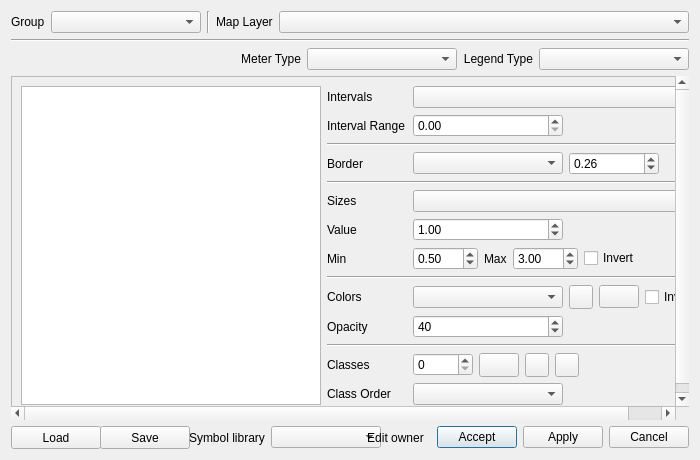
First picture: the form in ui/project/qgisred_legends_dialog.ui, repository qgisred/QGISRed, before the edit.
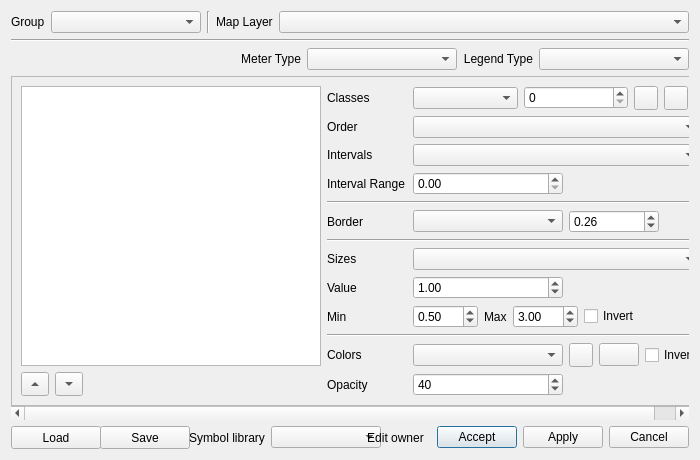
Second picture: the form after the edit. Icons and pictures are not drawn. Custom widgets are drawn as their Qt base class.

Commit message: [Legends] Wizard reordered; Current/All and arrows

What changed in the file:
```diff
--- a/ui/project/qgisred_legends_dialog.ui
+++ b/ui/project/qgisred_legends_dialog.ui
@@ -222,6 +222,49 @@
               </property>
              </widget>
             </item>
+            <item>
+             <layout class="QHBoxLayout" name="moveButtonsLayout">
+              <item>
+               <widget class="QToolButton" name="btUp">
+                <property name="minimumSize">
+                 <size>
+                  <width>28</width>
+                  <height>24</height>
+                 </size>
+                </property>
+                <property name="arrowType">
+                 <enum>Qt::UpArrow</enum>
+                </property>
+               </widget>
+              </item>
+              <item>
+               <widget class="QToolButton" name="btDown">
+                <property name="minimumSize">
+                 <size>
+                  <width>28</width>
+                  <height>24</height>
+                 </size>
+                </property>
+                <property name="arrowType">
+                 <enum>Qt::DownArrow</enum>
+                </property>
+               </widget>
+              </item>
+              <item>
+               <spacer name="moveButtonsSpacer">
+                <property name="orientation">
+                 <enum>Qt::Horizontal</enum>
+                </property>
+                <property name="sizeHint" stdset="0">
+                 <size>
+                  <width>10</width>
+                  <height>10</height>
+                 </size>
+                </property>
+               </spacer>
+              </item>
+             </layout>
+            </item>
            </layout>
           </item>
           <item>
@@ -251,6 +294,114 @@
                 <number>8</number>
                </property>
                <item row="0" column="0">
+                <widget class="QLabel" name="labelClass">
+                 <property name="text">
+                  <string>Classes</string>
+                 </property>
+                 <property name="buddy">
+                  <cstring>cbClasses</cstring>
+                 </property>
+                </widget>
+               </item>
+               <item row="0" column="1">
+                <layout class="QHBoxLayout" name="classControlsLayout">
+                 <property name="spacing">
+                  <number>6</number>
+                 </property>
+                 <item>
+                  <widget class="QComboBox" name="cbClasses">
+                   <property name="sizePolicy">
+                    <sizepolicy hsizetype="Expanding" vsizetype="Fixed">
+                     <horstretch>1</horstretch>
+                     <verstretch>0</verstretch>
+                    </sizepolicy>
+                   </property>
+                   <property name="minimumSize">
+                    <size>
+                     <width>80</width>
+                     <height>0</height>
+                    </size>
+                   </property>
+                  </widget>
+                 </item>
+                 <item>
+                  <widget class="QSpinBox" name="leClassCount">
+                   <property name="sizePolicy">
+                    <sizepolicy hsizetype="Expanding" vsizetype="Fixed">
+                     <horstretch>1</horstretch>
+                     <verstretch>0</verstretch>
+                    </sizepolicy>
+                   </property>
+                   <property name="minimumSize">
+                    <size>
+                     <width>60</width>
+                     <height>0</height>
+                    </size>
+                   </property>
+                  </widget>
+                 </item>
+                 <item>
+                  <widget class="QToolButton" name="btClassPlus">
+                   <property name="minimumSize">
+                    <size>
+                     <width>24</width>
+                     <height>24</height>
+                    </size>
+                   </property>
+                   <property name="text">
+                    <string/>
+                   </property>
+                  </widget>
+                 </item>
+                 <item>
+                  <widget class="QToolButton" name="btClassMinus">
+                   <property name="minimumSize">
+                    <size>
+                     <width>24</width>
+                     <height>24</height>
+                    </size>
+                   </property>
+                   <property name="text">
+                    <string/>
+                   </property>
+                  </widget>
+                 </item>
+                 <item>
+                  <widget class="QLabel" name="labelClassCount">
+                   <property name="text">
+                    <string/>
+                   </property>
+                  </widget>
+                 </item>
+                </layout>
+               </item>
+               <item row="1" column="0">
+                <widget class="QLabel" name="labelClassOrder">
+                 <property name="text">
+                  <string>Order</string>
+                 </property>
+                 <property name="buddy">
+                  <cstring>cbClassOrder</cstring>
+                 </property>
+                </widget>
+               </item>
+               <item row="1" column="1">
+                <widget class="QComboBox" name="cbClassOrder">
+                 <property name="sizePolicy">
+                  <sizepolicy hsizetype="Expanding" vsizetype="Fixed">
+                   <horstretch>1</horstretch>
+                   <verstretch>0</verstretch>
+                  </sizepolicy>
+                 </property>
+                 <property name="minimumSize">
+                  <size>
+                   <width>150</width>
+                   <height>0</height>
+                  </size>
+                 </property>
+                </widget>
+               </item>
+               <item row="2" column="0">
                 <widget class="QLabel" name="labelMode">
                  <property name="text">
                   <string>Intervals</string>
@@ -260,7 +411,7 @@
                  </property>
                 </widget>
                </item>
-               <item row="0" column="1">
+               <item row="2" column="1">
                 <widget class="QComboBox" name="cbMode">
                  <property name="sizePolicy">
                   <sizepolicy hsizetype="Expanding" vsizetype="Fixed">
@@ -276,7 +427,7 @@
                  </property>
                 </widget>
                </item>
-               <item row="1" column="0">
+               <item row="3" column="0">
                 <widget class="QLabel" name="labelIntervalRange">
                  <property name="text">
                   <string>Interval Range</string>
@@ -286,7 +437,7 @@
                  </property>
                 </widget>
                </item>
-               <item row="1" column="1">
+               <item row="3" column="1">
                 <widget class="QDoubleSpinBox" name="spinIntervalRange">
                  <property name="minimumSize">
                   <size>
@@ -305,14 +456,89 @@
                  </property>
                 </widget>
                </item>
-               <item row="2" column="0" colspan="2">
+               <item row="4" column="0" colspan="2">
                 <widget class="Line" name="line_4">
                  <property name="orientation">
                   <enum>Qt::Horizontal</enum>
                  </property>
                 </widget>
                </item>
-               <item row="6" column="0">
+               <item row="5" column="0">
+                <widget class="QLabel" name="labelBorder">
+                 <property name="text">
+                  <string>Border</string>
+                 </property>
+                 <property name="buddy">
+                  <cstring>cbBorder</cstring>
+                 </property>
+                </widget>
+               </item>
+               <item row="5" column="1">
+                <layout class="QHBoxLayout" name="borderControlsLayout">
+                 <property name="spacing">
+                  <number>6</number>
+                 </property>
+                 <item>
+                  <widget class="QComboBox" name="cbBorder">
+                   <property name="sizePolicy">
+                    <sizepolicy hsizetype="Fixed" vsizetype="Fixed">
+                     <horstretch>0</horstretch>
+                     <verstretch>0</verstretch>
+                    </sizepolicy>
+                   </property>
+                   <property name="minimumSize">
+                    <size>
+                     <width>150</width>
+                     <height>0</height>
+                    </size>
+                   </property>
+                   <property name="sizeAdjustPolicy">
+                    <enum>QComboBox::AdjustToContents</enum>
+                   </property>
+                  </widget>
+                 </item>
+                 <item>
+                  <widget class="QDoubleSpinBox" name="spinBorderWidth">
+                   <property name="minimumSize">
+                    <size>
+                     <width>90</width>
+                     <height>0</height>
+                    </size>
+                   </property>
+                   <property name="maximum">
+                    <double>20.000000000000000</double>
+                   </property>
+                   <property name="singleStep">
+                    <double>0.100000000000000</double>
+                   </property>
+                   <property name="value">
+                    <double>0.260000000000000</double>
+                   </property>
+                  </widget>
+                 </item>
+                 <item>
+                  <spacer name="borderControlsSpacer">
+                   <property name="orientation">
+                    <enum>Qt::Horizontal</enum>
+                   </property>
+                   <property name="sizeHint" stdset="0">
+                    <size>
+                     <width>0</width>
+                     <height>0</height>
+                    </size>
+                   </property>
+                  </spacer>
+                 </item>
+                </layout>
+               </item>
+               <item row="6" column="0" colspan="2">
+                <widget class="Line" name="line_8">
+                 <property name="orientation">
+                  <enum>Qt::Horizontal</enum>
+                 </property>
+                </widget>
+               </item>
+               <item row="7" column="0">
                 <widget class="QLabel" name="labelSizes">
                  <property name="text">
                   <string>Sizes</string>
@@ -322,7 +548,7 @@
                  </property>
                 </widget>
                </item>
-               <item row="6" column="1">
+               <item row="7" column="1">
                 <widget class="QComboBox" name="cbSizes">
                  <property name="sizePolicy">
                   <sizepolicy hsizetype="Expanding" vsizetype="Fixed">
@@ -338,7 +564,7 @@
                  </property>
                 </widget>
                </item>
-               <item row="7" column="0">
+               <item row="8" column="0">
                 <widget class="QLabel" name="labelSizeValue">
                  <property name="text">
                   <string>Value</string>
@@ -348,7 +574,7 @@
                  </property>
                 </widget>
                </item>
-               <item row="7" column="1">
+               <item row="8" column="1">
                 <widget class="QDoubleSpinBox" name="spinSizeEqual">
                  <property name="minimumSize">
                   <size>
@@ -373,7 +599,7 @@
                  </property>
                 </widget>
                </item>
-               <item row="8" column="0">
+               <item row="9" column="0">
                 <widget class="QLabel" name="labelSpinMin">
                  <property name="text">
                   <string>Min</string>
@@ -383,7 +609,7 @@
                  </property>
                 </widget>
                </item>
-               <item row="8" column="1">
+               <item row="9" column="1">
                 <layout class="QHBoxLayout" name="sizeRangeLayout">
                  <property name="spacing">
                   <number>6</number>
@@ -458,14 +684,14 @@
                  </item>
                 </layout>
                </item>
-               <item row="9" column="0" colspan="2">
+               <item row="10" column="0" colspan="2">
                 <widget class="Line" name="line_5">
                  <property name="orientation">
                   <enum>Qt::Horizontal</enum>
                  </property>
                 </widget>
                </item>
-               <item row="10" column="0">
+               <item row="11" column="0">
                 <widget class="QLabel" name="labelColors">
                  <property name="text">
                   <string>Colors</string>
@@ -475,7 +701,7 @@
                  </property>
                 </widget>
                </item>
-               <item row="10" column="1">
+               <item row="11" column="1">
                 <layout class="QHBoxLayout" name="colorControlsLayout">
                  <property name="spacing">
                   <number>6</number>
@@ -543,14 +769,7 @@
                <item row="11" column="1">
                 <layout class="QHBoxLayout" name="palletesHorizontalLayout"/>
                </item>
-               <item row="4" column="0" colspan="2">
-                <widget class="Line" name="line_8">
-                 <property name="orientation">
-                  <enum>Qt::Horizontal</enum>
-                 </property>
-                </widget>
-               </item>
-               <item row="12" column="0">
+               <item row="13" column="0">
                 <widget class="QLabel" name="labelFillOpacity">
                  <property name="text">
                   <string>Opacity</string>
@@ -560,7 +779,7 @@
                  </property>
                 </widget>
                </item>
-               <item row="12" column="1">
+               <item row="13" column="1">
                 <widget class="QSpinBox" name="spinFillOpacity">
                  <property name="minimumSize">
                   <size>
@@ -585,192 +804,6 @@
                  </property>
                 </widget>
                </item>
-               <item row="3" column="0">
-                <widget class="QLabel" name="labelBorder">
-                 <property name="text">
-                  <string>Border</string>
-                 </property>
-                 <property name="buddy">
-                  <cstring>cbBorder</cstring>
-                 </property>
-                </widget>
-               </item>
-               <item row="3" column="1">
-                <layout class="QHBoxLayout" name="borderControlsLayout">
-                 <property name="spacing">
-                  <number>6</number>
-                 </property>
-                 <item>
-                  <widget class="QComboBox" name="cbBorder">
-                   <property name="sizePolicy">
-                    <sizepolicy hsizetype="Fixed" vsizetype="Fixed">
-                     <horstretch>0</horstretch>
-                     <verstretch>0</verstretch>
-                    </sizepolicy>
-                   </property>
-                   <property name="minimumSize">
-                    <size>
-                     <width>150</width>
-                     <height>0</height>
-                    </size>
-                   </property>
-                   <property name="sizeAdjustPolicy">
-                    <enum>QComboBox::AdjustToContents</enum>
-                   </property>
-                  </widget>
-                 </item>
-                 <item>
-                  <widget class="QDoubleSpinBox" name="spinBorderWidth">
-                   <property name="minimumSize">
-                    <size>
-                     <width>90</width>
-                     <height>0</height>
-                    </size>
-                   </property>
-                   <property name="maximum">
-                    <double>20.000000000000000</double>
-                   </property>
-                   <property name="singleStep">
-                    <double>0.100000000000000</double>
-                   </property>
-                   <property name="value">
-                    <double>0.260000000000000</double>
-                   </property>
-                  </widget>
-                 </item>
-                 <item>
-                  <spacer name="borderControlsSpacer">
-                   <property name="orientation">
-                    <enum>Qt::Horizontal</enum>
-                   </property>
-                   <property name="sizeHint" stdset="0">
-                    <size>
-                     <width>0</width>
-                     <height>0</height>
-                    </size>
-                   </property>
-                  </spacer>
-                 </item>
-                </layout>
-               </item>
-               <item row="13" column="0" colspan="2">
-                <widget class="Line" name="line_7">
-                 <property name="orientation">
-                  <enum>Qt::Horizontal</enum>
-                 </property>
-                </widget>
-               </item>
-               <item row="14" column="0">
-                <widget class="QLabel" name="labelClass">
-                 <property name="text">
-                  <string>Classes</string>
-                 </property>
-                 <property name="buddy">
-                  <cstring>leClassCount</cstring>
-                 </property>
-                </widget>
-               </item>
-               <item row="14" column="1">
-                <layout class="QHBoxLayout" name="classControlsLayout">
-                 <property name="spacing">
-                  <number>6</number>
-                 </property>
-                 <item>
-                  <widget class="QSpinBox" name="leClassCount">
-                   <property name="minimumSize">
-                    <size>
-                     <width>60</width>
-                     <height>0</height>
-                    </size>
-                   </property>
-                  </widget>
-                 </item>
-                 <item>
-                  <widget class="QPushButton" name="btClassifyAll">
-                   <property name="minimumSize">
-                    <size>
-                     <width>24</width>
-                     <height>24</height>
-                    </size>
-                   </property>
-                   <property name="maximumSize">
-                    <size>
-                     <width>16777215</width>
-                     <height>28</height>
-                    </size>
-                   </property>
-                   <property name="text">
-                    <string/>
-                   </property>
-                  </widget>
-                 </item>
-                 <item>
-                  <widget class="QToolButton" name="btClassPlus">
-                   <property name="minimumSize">
-                    <size>
-                     <width>24</width>
-                     <height>24</height>
-                    </size>
-                   </property>
-                   <property name="text">
-                    <string/>
-                   </property>
-                  </widget>
-                 </item>
-                 <item>
-                  <widget class="QToolButton" name="btClassMinus">
-                   <property name="minimumSize">
-                    <size>
-                     <width>24</width>
-                     <height>24</height>
-                    </size>
-                   </property>
-                   <property name="text">
-                    <string/>
-                   </property>
-                  </widget>
-                 </item>
-                 <item>
-                  <spacer name="classControlsSpacer">
-                   <property name="orientation">
-                    <enum>Qt::Horizontal</enum>
-                   </property>
-                   <property name="sizeHint" stdset="0">
-                    <size>
-                     <width>0</width>
-                     <height>0</height>
-                    </size>
-                   </property>
-                  </spacer>
-                 </item>
-                </layout>
-               </item>
-               <item row="15" column="0">
-                <widget class="QLabel" name="labelClassOrder">
-                 <property name="text">
-                  <string>Class Order</string>
-                 </property>
-                 <property name="buddy">
-                  <cstring>cbClassOrder</cstring>
-                 </property>
-                </widget>
-               </item>
-               <item row="15" column="1">
-                <widget class="QComboBox" name="cbClassOrder">
-                 <property name="minimumSize">
-                  <size>
-                   <width>90</width>
-                   <height>0</height>
-                  </size>
-                 </property>
-                 <property name="maximumSize">
-                  <size>
-                   <width>150</width>
-                   <height>16777215</height>
-                  </size>
-                 </property>
-                </widget>
-               </item>
               </layout>
              </item>
              <item>
```
Left out of the diff: 17 changed lines with no effect on the pictures. The commit also changes 7 other files.
